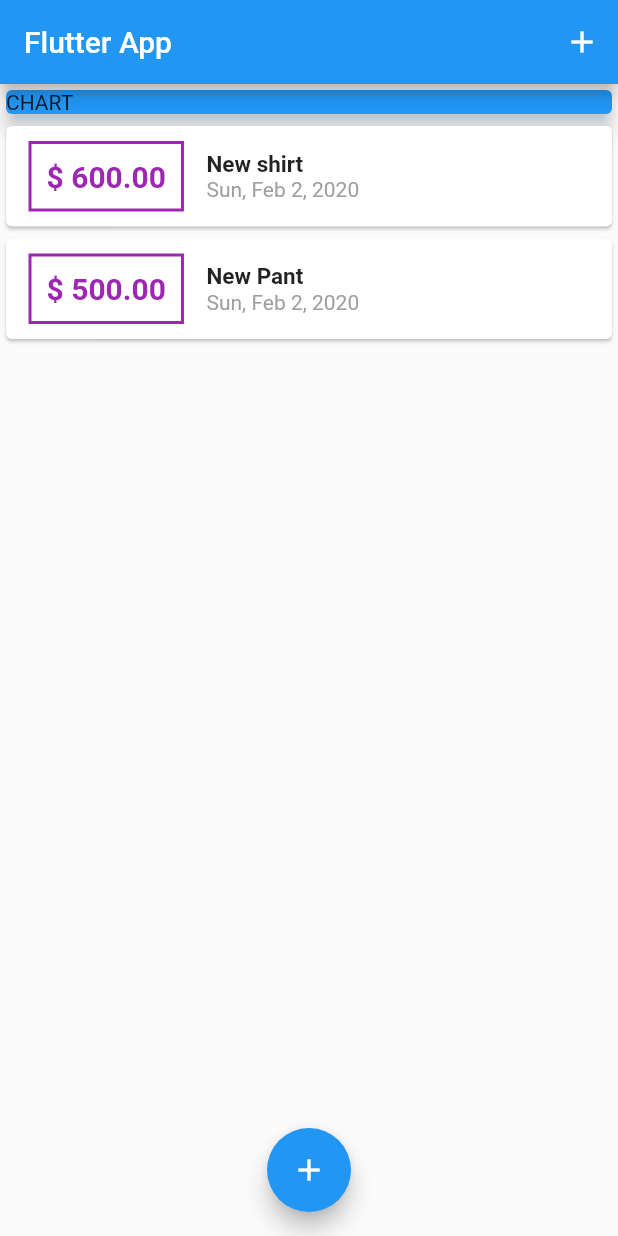
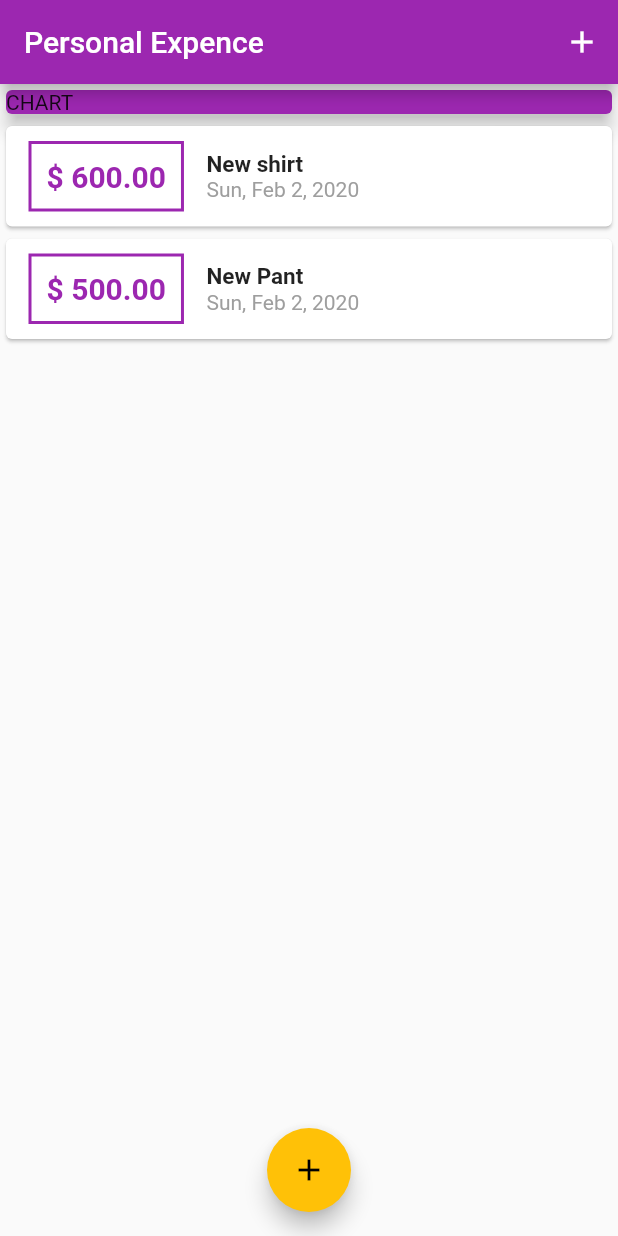
Before and after one commit to lhmisho/Money-App-Flutter, a Flutter app: the screen it shows after launch, on a phone screen of 412 x 824 dp. Run offline on Flutter 3.47's test engine with Material 2 defaults, Android fonts, the phone set to English and light mode, and no system bars.

Commit message:
set primary and accent color

```diff
--- a/lib/main.dart
+++ b/lib/main.dart
@@ -10,7 +10,12 @@ class MyApp extends StatelessWidget {
   @override
   Widget build(BuildContext context) {
     return MaterialApp(
-      title: 'Flutter Demo',
+      debugShowCheckedModeBanner: false,
+      title: 'Personal Expence',
+      theme: ThemeData(
+        primarySwatch: Colors.purple,
+        accentColor: Colors.amber
+      ),
       home: MyHomePage(),
     );
   }
@@ -67,7 +72,7 @@ class _MyHomePageState extends State<MyHomePage> {
   Widget build(BuildContext context) {
     return Scaffold(
       appBar: AppBar(
-        title: Text('Flutter App'),
+        title: Text('Personal Expence'),
         actions: <Widget>[
           IconButton(
             icon: Icon(Icons.add),
@@ -83,7 +88,7 @@ class _MyHomePageState extends State<MyHomePage> {
             Container(
               width: double.infinity,
               child: Card(
-                color: Colors.blue,
+                color: Theme.of(context).primaryColor,
                 child: Text('CHART'),
                 elevation: 5,
               ),
```
